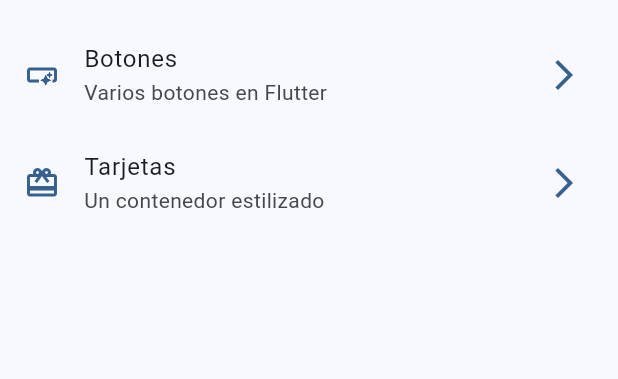
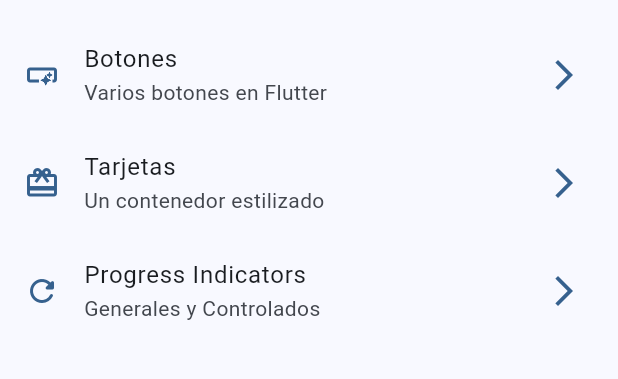
Before and after one commit to je-martinez/fernando-herrera-flutter-course, a Flutter app: the screen it shows after launch, on a phone screen of 412 x 824 dp, the part 63-442 px from its top. Run offline on Flutter 3.47's test engine with Material 3 defaults, Android fonts, the phone set to English and light mode, and no system bars; our stand-ins replace animate_do, dio, go_router, video_player.

Commit message:
progress indicators

```diff
--- a/widgets_app/lib/config/menu/menu_items.dart
+++ b/widgets_app/lib/config/menu/menu_items.dart
@@ -26,4 +26,10 @@ const appMenuItems = <MenuItem>[
     link: '/cards',
     icon: Icons.card_giftcard,
   ),
+  MenuItem(
+    title: 'Progress Indicators',
+    subtitle: 'Generales y Controlados',
+    link: '/progress',
+    icon: Icons.refresh_rounded,
+  ),
 ];
--- a/widgets_app/lib/config/router/router.dart
+++ b/widgets_app/lib/config/router/router.dart
@@ -1,15 +1,22 @@
 import 'package:go_router/go_router.dart';
+import 'package:widgets_app/presentation/screens/progress/progress_screen.dart';
 import 'package:widgets_app/presentation/screens/screens.dart';
 
 final appRouter = GoRouter(initialLocation: '/', routes: [
   GoRoute(
-      name: 'home', path: '/', builder: (context, state) => const HomeScreen()),
+      name: HomeScreen.name,
+      path: '/',
+      builder: (context, state) => const HomeScreen()),
   GoRoute(
-      name: 'buttons',
+      name: ButtonsScreen.name,
       path: '/buttons',
       builder: (context, state) => const ButtonsScreen()),
   GoRoute(
-      name: 'cards',
+      name: CardScreen.name,
       path: '/cards',
-      builder: (context, state) => const CardScreen())
+      builder: (context, state) => const CardScreen()),
+  GoRoute(
+      name: ProgressScreen.name,
+      path: '/progress',
+      builder: (context, state) => const ProgressScreen())
 ]);
--- a/widgets_app/lib/presentation/screens/buttons/buttons_screen.dart
+++ b/widgets_app/lib/presentation/screens/buttons/buttons_screen.dart
@@ -2,6 +2,8 @@ import 'package:flutter/material.dart';
 import 'package:go_router/go_router.dart';
 
 class ButtonsScreen extends StatelessWidget {
+  static String name = 'buttons_screen';
+
   const ButtonsScreen({super.key});
 
   @override
--- a/widgets_app/lib/presentation/screens/cards/cards_screen.dart
+++ b/widgets_app/lib/presentation/screens/cards/cards_screen.dart
@@ -24,6 +24,8 @@ const cards = <Map<String, dynamic>>[
 ];
 
 class CardScreen extends StatelessWidget {
+  static String name = 'card_screen';
+
   const CardScreen({super.key});
 
   @override
--- a/widgets_app/lib/presentation/screens/home/home_screen.dart
+++ b/widgets_app/lib/presentation/screens/home/home_screen.dart
@@ -3,6 +3,8 @@ import 'package:go_router/go_router.dart';
 import 'package:widgets_app/config/menu/menu_items.dart';
 
 class HomeScreen extends StatelessWidget {
+  static String name = "home";
+
   const HomeScreen({super.key});
 
   @override
```
Also changed, not shown: widgets_app/lib/presentation/screens/progress/progress_screen.dart (+64 -1 lines).
